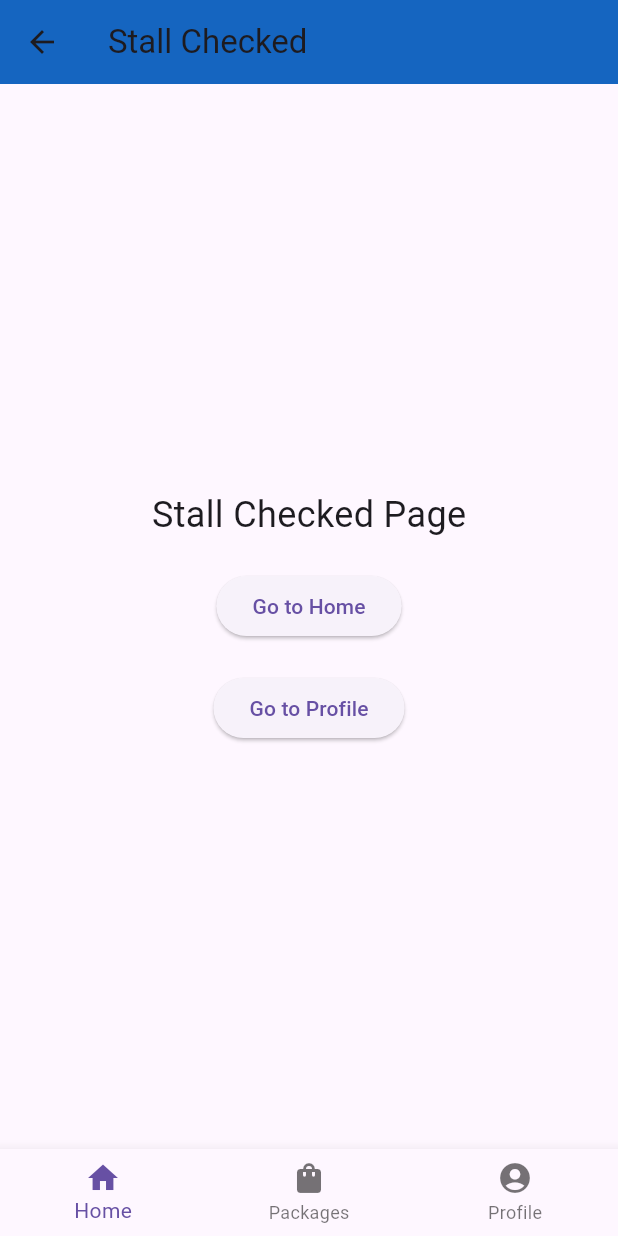
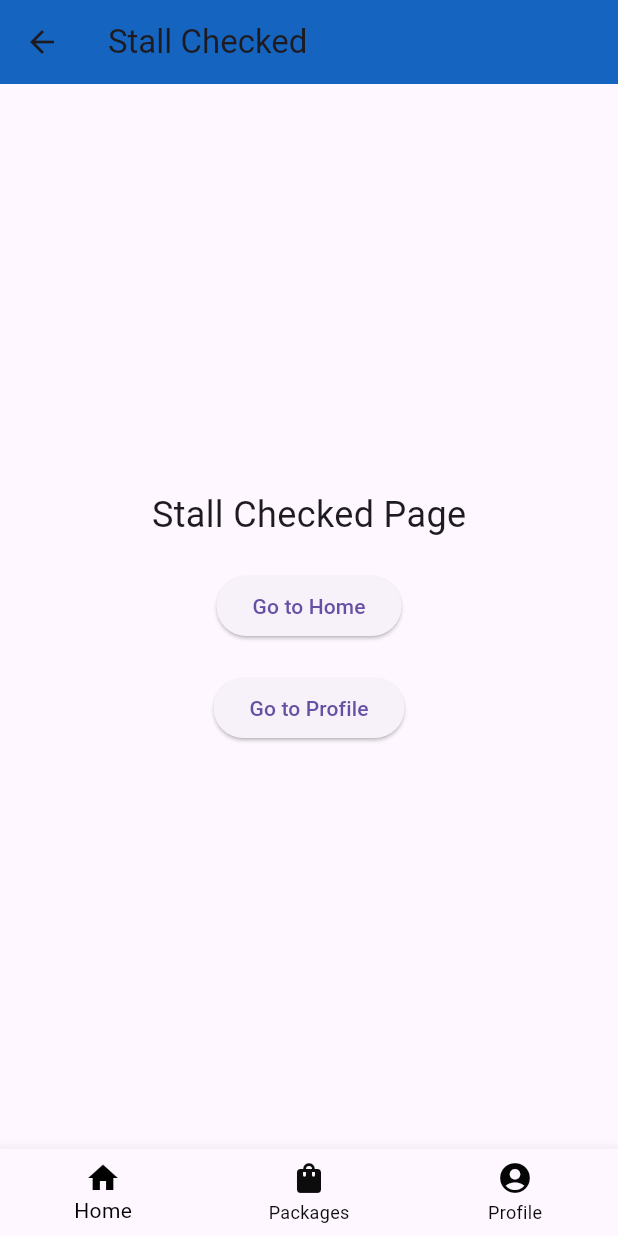
Before and after one commit to ProjectConfee/Confee-mobile, a Flutter app: the StallCheckedPage screen opened directly, after a tap on "STALL CHECKED IN PROCESS", on a phone screen of 412 x 824 dp. Run offline on Flutter 3.47's test engine with Material 3 defaults, Android fonts, the phone set to English and light mode, and no system bars; missing offline and left inert: flutter_pdfview, qr_code_scanner.

Commit message:
stall check changes

```diff
--- a/lib/pages/participant/innovation/stall_checked.dart
+++ b/lib/pages/participant/innovation/stall_checked.dart
@@ -1,25 +1,125 @@
+// // ignore_for_file: prefer_const_constructors
+
+// import 'package:flutter/material.dart';
+// import 'package:youtube_1/pages/participant/innovation/home_page.dart'; // Import HomePage for navigation
+// import 'package:youtube_1/pages/participant/innovation/profile_view.dart'; // Import ProfilePage for navigation
+
+// class StallCheckedPage extends StatelessWidget {
+//   const StallCheckedPage({Key? key}) : super(key: key);
+
+//   void _navigateToHomePage(BuildContext context) {
+//     Navigator.pushAndRemoveUntil(
+//       context,
+//       MaterialPageRoute(builder: (context) => HomePage()),
+//       (route) => false, // Clear all routes on the stack and push HomePage
+//     );
+//   }
+
+//   void _navigateToProfilePage(BuildContext context) {
+//     Navigator.push(
+//       context,
+//       MaterialPageRoute(builder: (context) => ProfileViewPage()),
+//     );
+//   }
+
+//   @override
+//   Widget build(BuildContext context) {
+//     return Scaffold(
+//       appBar: AppBar(
+//         title: Text('Stall Checked'),
+//         backgroundColor: Colors.blue[800], // Set the app bar color to blue
+//         leading: IconButton(
+//           icon: Icon(Icons.arrow_back),
+//           onPressed: () {
+//             Navigator.pop(context); // Navigate back when arrow back is pressed
+//           },
+//         ),
+//       ),
+//       body: Center(
+//         child: Column(
+//           mainAxisAlignment: MainAxisAlignment.center,
+//           children: [
+//             Text(
+//               'Stall Checked Page',
+//               style: TextStyle(fontSize: 24),
+//             ),
+//             SizedBox(height: 20),
+//             ElevatedButton(
+//               onPressed: () {
+//                 _navigateToHomePage(context); // Navigate to HomePage on button press
+//               },
+//               child: Text('Go to Home'),
+//             ),
+//             SizedBox(height: 20),
+//             ElevatedButton(
+//               onPressed: () {
+//                 _navigateToProfilePage(context); // Navigate to ProfilePage on button press
+//               },
+//               child: Text('Go to Profile'),
+//             ),
+//           ],
+//         ),
+//       ),
+//       bottomNavigationBar: BottomNavigationBar(
+//         items: [
+//           BottomNavigationBarItem(icon: Icon(Icons.home), label: 'Home'),
+//           BottomNavigationBarItem(
+//             icon: Icon(Icons.shopping_bag),
+//             label: 'Packages',
+//           ),
+//           BottomNavigationBarItem(
+//             icon: Icon(Icons.account_circle),
+//             label: 'Profile',
+//           ),
+//         ],
+//         onTap: (index) {
+//           if (index == 0) {
+//             _navigateToHomePage(context); // Navigate to HomePage
+//           } else if (index == 2) {
+//             _navigateToProfilePage(context); // Navigate to ProfilePage
+//           }
+//         },
+//       ),
+//     );
+//   }
+// }
 // ignore_for_file: prefer_const_constructors
 
 import 'package:flutter/material.dart';
 import 'package:youtube_1/pages/participant/innovation/home_page.dart'; // Import HomePage for navigation
 import 'package:youtube_1/pages/participant/innovation/profile_view.dart'; // Import ProfilePage for navigation
+import 'package:youtube_1/pages/participant/innovation/custom_bottom_navigation_bar.dart'; // Import CustomBottomNavigationBar
 
-class StallCheckedPage extends StatelessWidget {
+class StallCheckedPage extends StatefulWidget {
   const StallCheckedPage({Key? key}) : super(key: key);
 
-  void _navigateToHomePage(BuildContext context) {
+  @override
+  _StallCheckedPageState createState() => _StallCheckedPageState();
+}
+
+class _StallCheckedPageState extends State<StallCheckedPage> {
+  int _currentIndex = 0; // Default to Home tab
+
+  void _onTap(int index) {
+    setState(() {
+      _currentIndex = index;
+    });
+
+    switch (index) {
+      case 0:
         Navigator.pushAndRemoveUntil(
           context,
           MaterialPageRoute(builder: (context) => HomePage()),
           (route) => false, // Clear all routes on the stack and push HomePage
         );
-  }
-
-  void _navigateToProfilePage(BuildContext context) {
+        break;
+      case 2:
         Navigator.push(
           context,
           MaterialPageRoute(builder: (context) => ProfileViewPage()),
         );
+        break;
+    }
   }
 
   @override
@@ -46,39 +146,30 @@ class StallCheckedPage extends StatelessWidget {
             SizedBox(height: 20),
             ElevatedButton(
               onPressed: () {
-                _navigateToHomePage(context); // Navigate to HomePage on button press
+                Navigator.pushAndRemoveUntil(
+                  context,
+                  MaterialPageRoute(builder: (context) => HomePage()),
+                  (route) => false, // Navigate to HomePage on button press
+                );
               },
               child: Text('Go to Home'),
             ),
             SizedBox(height: 20),
             ElevatedButton(
               onPressed: () {
-                _navigateToProfilePage(context); // Navigate to ProfilePage on button press
+                Navigator.push(
+                  context,
+                  MaterialPageRoute(builder: (context) => ProfileViewPage()), // Navigate to ProfilePage on button press
+                );
               },
               child: Text('Go to Profile'),
             ),
           ],
         ),
       ),
-      bottomNavigationBar: BottomNavigationBar(
-        items: [
-          BottomNavigationBarItem(icon: Icon(Icons.home), label: 'Home'),
-          BottomNavigationBarItem(
-            icon: Icon(Icons.shopping_bag),
-            label: 'Packages',
-          ),
-          BottomNavigationBarItem(
-            icon: Icon(Icons.account_circle),
-            label: 'Profile',
-          ),
-        ],
-        onTap: (index) {
-          if (index == 0) {
-            _navigateToHomePage(context); // Navigate to HomePage
-          } else if (index == 2) {
-            _navigateToProfilePage(context); // Navigate to ProfilePage
-          }
-        },
+      bottomNavigationBar: CustomBottomNavigationBar(
+        currentIndex: _currentIndex,
+        onTap: _onTap,
       ),
     );
   }
```
Lines whose indentation alone changed are shown as unchanged.
